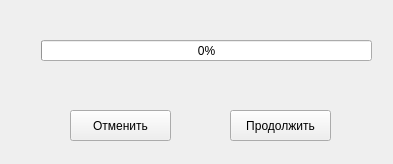
Qt form gui/ui/progressbar.ui (kyrvvwfzhy-code/innovation_proposal_checking) before a commit.
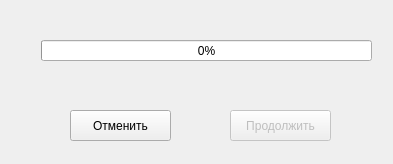
The same form after that commit.

Patch:
```diff
--- a/gui/ui/progressbar.ui
+++ b/gui/ui/progressbar.ui
@@ -10,6 +10,12 @@
     <height>164</height>
    </rect>
   </property>
+  <property name="sizePolicy">
+   <sizepolicy hsizetype="Fixed" vsizetype="Fixed">
+    <horstretch>0</horstretch>
+    <verstretch>0</verstretch>
+   </sizepolicy>
+  </property>
   <property name="windowTitle">
    <string>Загрузка данных</string>
   </property>
@@ -43,6 +49,9 @@
    </property>
   </widget>
   <widget class="QPushButton" name="pushButton_2">
+   <property name="enabled">
+    <bool>false</bool>
+   </property>
    <property name="geometry">
     <rect>
      <x>230</x>
@@ -60,7 +69,7 @@
     <rect>
      <x>50</x>
      <y>70</y>
-     <width>71</width>
+     <width>91</width>
      <height>21</height>
     </rect>
    </property>
```
Left out of the diff: 2 changed lines with no effect on the pictures.
